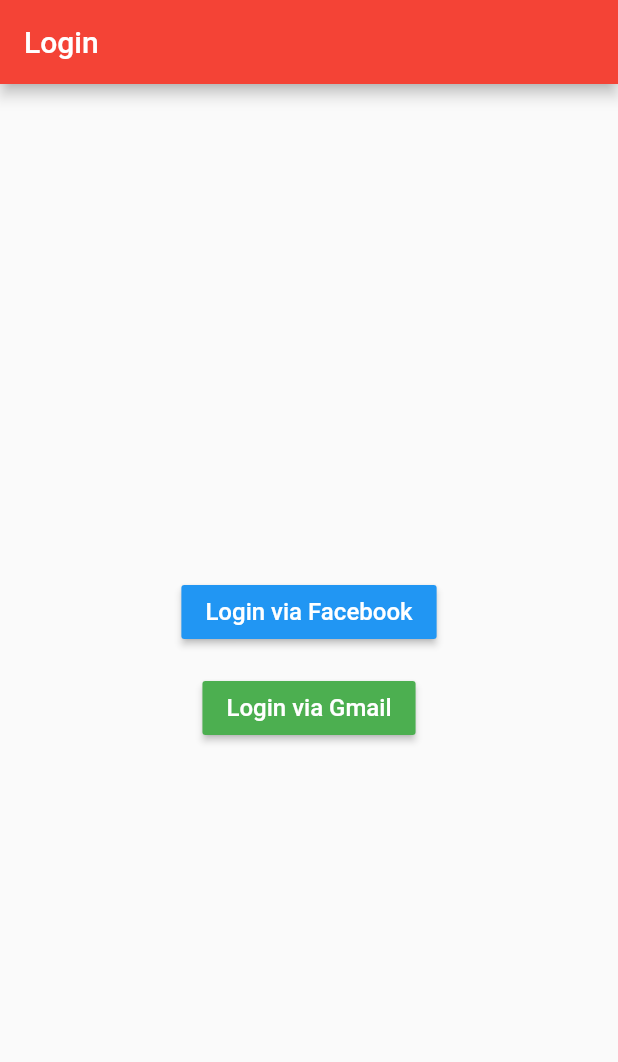
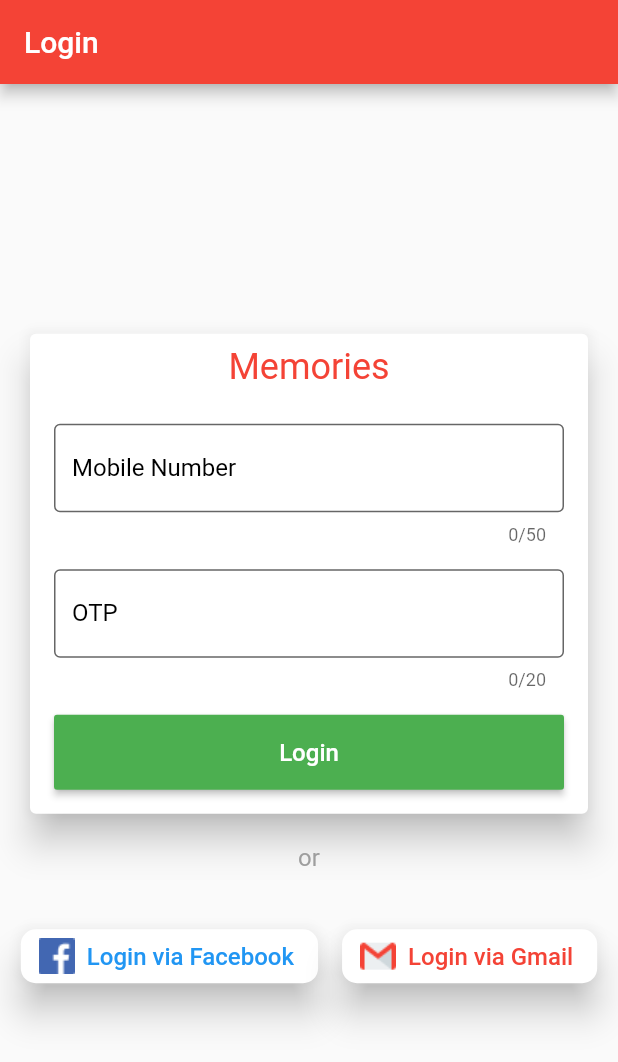
Before and after one commit to ajayhack/memories, a Flutter app: the screen it shows after launch, on a phone screen of 412 x 824 dp. Shown: the top 1062 px of the screen. Run offline on Flutter 3.47's test engine with Material 2 defaults, Android fonts, the phone set to English and light mode, and no system bars; our stand-ins replace google_sign_in, shared_preferences; missing offline and left inert: flutter_facebook_login, scroll_app_bar.

Commit message:
1.Facebook Social Login and Gmail Social Login Integrated.

```diff
--- a/lib/screens/login.dart
+++ b/lib/screens/login.dart
@@ -11,6 +11,9 @@ class Login extends StatefulWidget{
 
 class UserLoginScreen extends State<Login> {
   static final FacebookLogin facebookSignIn = new FacebookLogin();
+  final mobileNumberController = TextEditingController();
+  final otpController = TextEditingController();
+
   GoogleSignIn _googleSignIn = GoogleSignIn(
     scopes: <String>[
       'email',
@@ -35,35 +38,137 @@ class UserLoginScreen extends State<Login> {
         child: Column(
           mainAxisAlignment: MainAxisAlignment.center,
           children: <Widget>[
-            RaisedButton(
+        Padding(
+          padding: EdgeInsets.only(left: 16, top: 0, right: 16, bottom: 0),
+          child: Card(
+            color: Colors.white,
+            elevation: 10.0,
+            child: Column(
+              mainAxisAlignment: MainAxisAlignment.center,
+              crossAxisAlignment: CrossAxisAlignment.center,
+              children: <Widget>[
+                Padding(
+                  padding: EdgeInsets.all(8.0),
+                  child: Text(
+                    'Memories',
+                    textDirection: TextDirection.ltr,
+                    style: TextStyle(
+                      fontSize: 24.0,
+                      fontStyle: FontStyle.normal,
+                      color: Colors.red,
+                    ),
+                  ),
+                ),
+                Padding(
+                  padding:
+                      EdgeInsets.only(left: 16, top: 16, right: 16, bottom: 0),
+                  child: TextField(
+                    maxLength: 50,
+                    controller: mobileNumberController,
+                    style: TextStyle(color: Colors.black, fontSize: 16.0),
+                    keyboardType: TextInputType.text,
+                    decoration: InputDecoration(
+                        border: OutlineInputBorder(),
+                        fillColor: Colors.white,
+                        filled: true,
+                        labelText: 'Mobile Number',
+                        labelStyle: TextStyle(color: Colors.black)),
+                  ),
+                ),
+                Padding(
+                  padding:
+                      EdgeInsets.only(left: 16, top: 16, right: 16, bottom: 0),
+                  child: TextField(
+                    obscureText: true,
+                    maxLength: 20,
+                    controller: otpController,
+                    style: TextStyle(color: Colors.black, fontSize: 16.0),
+                    keyboardType: TextInputType.text,
+                    decoration: InputDecoration(
+                        border: OutlineInputBorder(),
+                        fillColor: Colors.white,
+                        filled: true,
+                        labelText: 'OTP',
+                        labelStyle: TextStyle(color: Colors.black)),
+                  ),
+                ),
+                Padding(
+                  padding:
+                      EdgeInsets.only(left: 16, top: 16, right: 16, bottom: 16),
+                  child: Container(
+                    width: double.infinity,
+                    height: 50,
+                    child: RaisedButton(
                       textColor: Colors.white,
-              color: Colors.blue,
+                      color: Colors.green,
                       onPressed: () {
-                _facebookLogin();
+                        //doLogin();
                       },
                       child: Text(
-                'Login via Facebook',
+                        'Login',
                         textDirection: TextDirection.ltr,
                         style: TextStyle(
                             fontSize: 16.0, fontStyle: FontStyle.normal),
                       ),
                     ),
+                  ),
+                ),
+              ],
+            ),
+          ),
+        ),
+        Padding(
+          padding: EdgeInsets.only(left: 16, top: 16, right: 16, bottom: 16),
+          child: Text(
+            'or',
+            textDirection: TextDirection.ltr,
+            style: TextStyle(
+                fontSize: 16.0,
+                fontStyle: FontStyle.normal,
+                color: Colors.grey),
+          ),
+        ),
         Padding(
           padding: EdgeInsets.only(left: 0, top: 16, right: 0, bottom: 0),
-                child: RaisedButton
-                  (
-                  textColor: Colors.white,
-                  color: Colors.green,
-                  onPressed: () {
-                    _gmailLogin();
-                  },
-                  child: Text(
+          child: Row(
+            mainAxisAlignment: MainAxisAlignment.center,
+            children: <Widget>[
+              RaisedButton.icon(
+                elevation: 10,
+                onPressed: () => _facebookLogin(),
+                shape: RoundedRectangleBorder(
+                    borderRadius: BorderRadius.all(Radius.circular(10.0))),
+                icon: Image.asset('assets/images/facebook.png'),
+                label: Text(
+                  'Login via Facebook',
+                  textDirection: TextDirection.ltr,
+                  style: TextStyle(fontSize: 16.0, fontStyle: FontStyle.normal),
+                ),
+                textColor: Colors.blue,
+                splashColor: Colors.red,
+                color: Colors.white,
+              ),
+              Padding(
+                  padding:
+                      EdgeInsets.only(left: 16, top: 0, right: 0, bottom: 0),
+                  child: RaisedButton.icon(
+                    elevation: 10,
+                    onPressed: () => _gmailLogin(),
+                    shape: RoundedRectangleBorder(
+                        borderRadius: BorderRadius.all(Radius.circular(10.0))),
+                    icon: Image.asset('assets/images/gmail.png'),
+                    label: Text(
                       'Login via Gmail',
                       textDirection: TextDirection.ltr,
                       style: TextStyle(
                           fontSize: 16.0, fontStyle: FontStyle.normal),
                     ),
-                )
+                    textColor: Colors.red,
+                    splashColor: Colors.red,
+                    color: Colors.white,
+                  )),
+            ],
+          ),
         ),
       ],
         )
--- a/pubspec.yaml
+++ b/pubspec.yaml
@@ -56,6 +56,9 @@ dev_dependencies:
 
 # The following section is specific to Flutter.
 flutter:
+  # The Following adds the Images:-
+  assets:
+    - assets/images/
 
   # The following line ensures that the Material Icons font is
   # included with your application, so that you can use the icons in
```
Also changed, not shown: assets/images/facebook.png (added), assets/images/facebook.svg (added), assets/images/gmail.png (added), assets/images/gmail.svg (added). Lines whose indentation alone changed are shown as unchanged.
